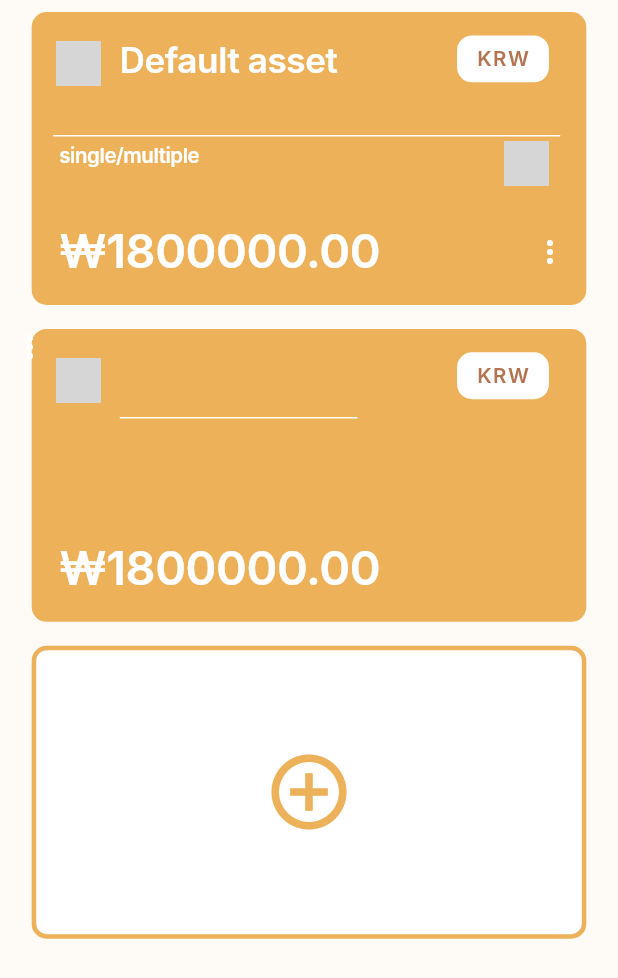
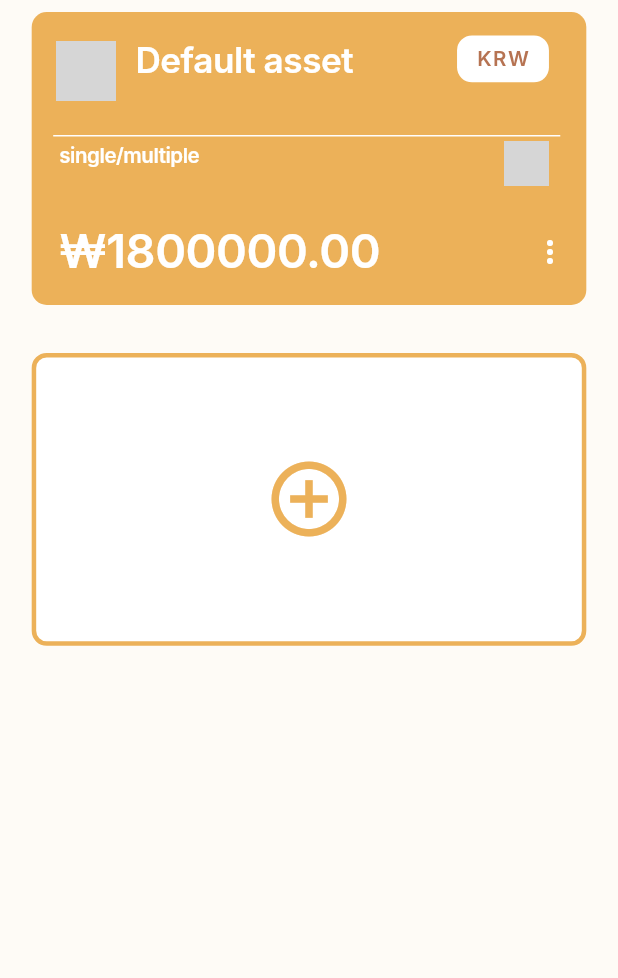
Before and after one commit to itbebop/flutter_moneybag_2024, a Flutter app: the AssetScreen screen opened directly, on a phone screen of 412 x 824 dp. Shown: the top 978 px of the screen. Run offline on Flutter 3.47's test engine with Material 3 defaults, Android fonts, the phone set to English and light mode, and no system bars; our stand-ins replace cloud_firestore, easy_localization, firebase_auth, firebase_core, firebase_storage, flutter_dotenv and 10 more; missing offline and left inert: kakao_flutter_sdk_user; accounts and stored records are empty; generated files the repository leaves out were written again; network calls fail; Roboto replaces fonts that are missing (Inter); grey boxes are pictures that could not be loaded.

Commit message:
style: asset screen ui 변경

```diff
--- a/lib/screen/tab/asset/asset_screen.dart
+++ b/lib/screen/tab/asset/asset_screen.dart
@@ -18,18 +18,16 @@ class _ReportScreenState extends ConsumerState<AssetScreen> {
 
   @override
   Widget build(BuildContext context) {
-    return Scaffold(
+    return const Scaffold(
         body: Padding(
-      padding: const EdgeInsets.all(8.0),
+      padding: EdgeInsets.all(8.0),
       child: Column(
         children: [
-          const AssetCard(),
-          const SizedBox(height: 16),
-          AssetCardNew(
-            titleEditController: titleEditController,
-          ),
-          const SizedBox(height: 16),
-          const AssetCardButton(),
+          AssetCard(),
+          SizedBox(height: 16),
+          // AssetCardNew(titleEditController: titleEditController),
+          SizedBox(height: 16),
+          AssetCardButton(),
         ],
       ),
     ));
--- a/lib/screen/tab/asset/component/asset_card.dart
+++ b/lib/screen/tab/asset/component/asset_card.dart
@@ -25,15 +25,15 @@ class AssetCard extends StatelessWidget {
           left: 28.w,
           top: 20.h,
           child: ClipRRect(
-            borderRadius: BorderRadius.circular(15.0),
+            borderRadius: BorderRadius.circular(25.0),
             child: Image.network(
-              picSum(301),
-              width: 30,
+              picSum(201),
+              width: 40,
             ),
           ),
         ),
         Positioned(
-          left: 68.w,
+          left: 78.w,
           top: 16.h,
           child: Text(
             'Default asset',
--- a/lib/screen/tab/asset/component/asset_card_new.dart
+++ b/lib/screen/tab/asset/component/asset_card_new.dart
@@ -26,13 +26,13 @@ class AssetCardNew extends StatelessWidget {
           child: ClipRRect(
             borderRadius: BorderRadius.circular(15.0),
             child: Image.network(
-              picSum(301),
-              width: 30,
+              picSum(201),
+              width: 40,
             ),
           ),
         ),
         Positioned(
-          left: 68.w,
+          left: 78.w,
           top: 12.h,
           child: SizedBox(
             width: 150.w,
```
